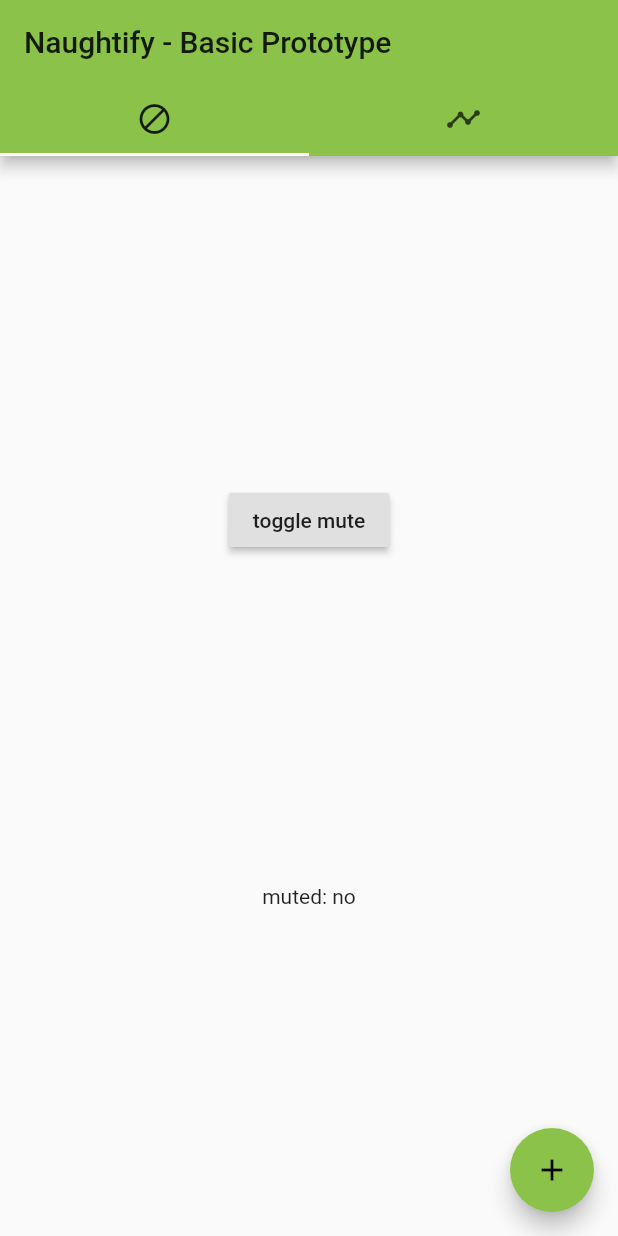
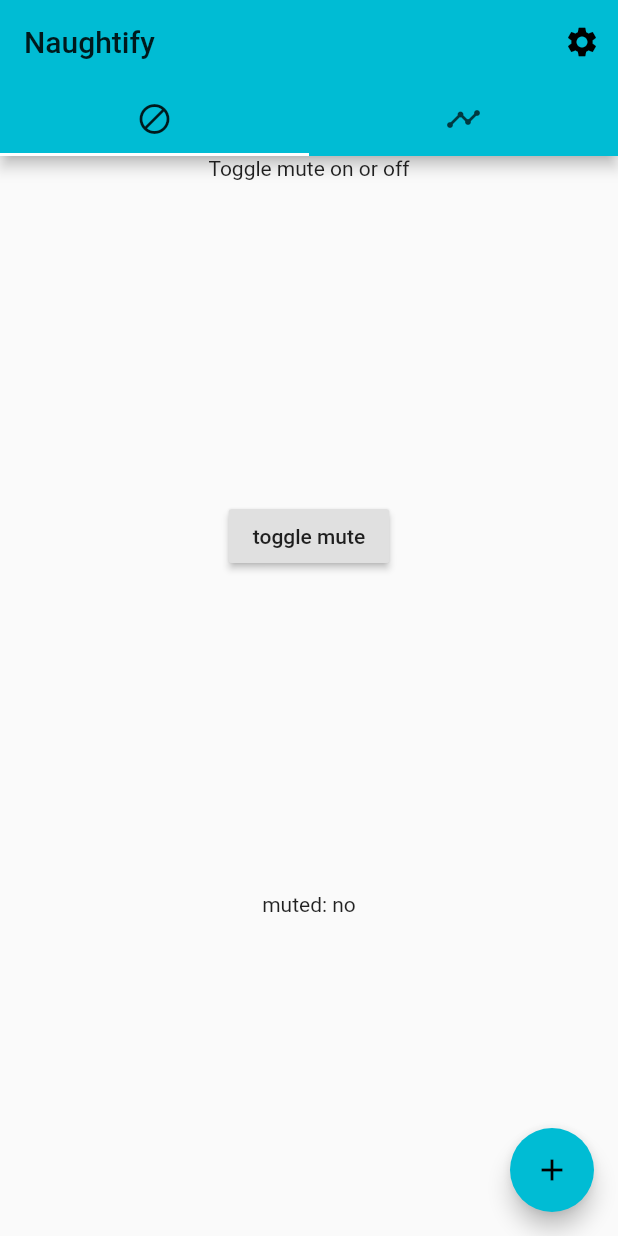
Before and after one commit to rlnsy/naughtify, a Flutter app: the screen it shows after launch, on a phone screen of 412 x 824 dp. Run offline on Flutter 3.47's test engine with Material 2 defaults, Android fonts, the phone set to English and light mode, and no system bars; missing offline and left inert: local_notifications.

Commit message:
added a settings screen and some ui tweaks

```diff
--- a/lib/main.dart
+++ b/lib/main.dart
@@ -6,10 +6,8 @@ import 'notification_management.dart';
 void main() => runApp(new App());
 
 class App extends StatelessWidget {
-
   @override
   Widget build(BuildContext context) {
-
     NotificationStorage storage = new NotificationStorage();
     PlatformMethods pMethods = new PlatformMethods();
     NotificationManager manager = new NotificationManager(pMethods, storage);
@@ -17,28 +15,26 @@ class App extends StatelessWidget {
     return new MaterialApp(
       title: 'Naughtify',
       theme: new ThemeData(
-        primarySwatch: Colors.lightGreen,
+        primarySwatch: Colors.cyan,
       ),
-      home: new HomePage(
-          storage: storage, pMethods: pMethods, manager: manager),
+      home:
+          new HomePage(storage: storage, pMethods: pMethods, manager: manager),
     );
-
   }
 }
 
 class HomePage extends StatefulWidget {
-
   final NotificationStorage storage;
   final PlatformMethods pMethods;
   final NotificationManager manager;
 
-  HomePage({Key key, this.storage, this.pMethods, this.manager}) : super(key: key);
+  HomePage({Key key, this.storage, this.pMethods, this.manager})
+      : super(key: key);
 
   MainState createState() => new MainState();
 }
 
 class MainState extends State<HomePage> {
-
   bool muted = false;
 
   Text notificationHistory = new Text("");
@@ -48,7 +44,11 @@ class MainState extends State<HomePage> {
         length: 2,
         child: new Scaffold(
           appBar: new AppBar(
-              title: new Text('Naughtify - Basic Prototype'),
+              title: new Text('Naughtify'),
+              actions: <Widget>[
+                new IconButton(
+                    icon: new Icon(Icons.settings), onPressed: _pushSettings),
+              ],
               bottom: new TabBar(tabs: [
                 new Tab(icon: new Icon(Icons.do_not_disturb_alt)),
                 new Tab(icon: new Icon(Icons.timeline)),
@@ -64,14 +64,37 @@ class MainState extends State<HomePage> {
         ));
   }
 
+  void _pushSettings() {
+    Navigator.of(context).push(new MaterialPageRoute(builder: (context) {
+      return new Scaffold(
+          appBar: new AppBar(
+            title: new Text('App Settings'),
+          ),
+          body: new Column(
+            children: <Widget>[
+              new Text('click the button to erase history'),
+              new RaisedButton(
+                  onPressed: widget.manager.eraseHistory,
+                  child: new Text('erase')),
+            ],
+          ));
+    }));
+  }
+
   Widget _buildMainBody() {
     return new Center(
+        child: new Column(
+      children: <Widget>[
+        new Text('Toggle mute on or off'),
+        new Expanded(
             child: new Column(
           mainAxisAlignment: MainAxisAlignment.spaceEvenly,
           children: <Widget>[
             new RaisedButton(
                 child: new Text("toggle mute"), onPressed: _toggleMute),
             new Text("muted: ${_isMuted()}"),
+          ],
+        ))
       ],
     ));
   }
@@ -101,24 +124,30 @@ class MainState extends State<HomePage> {
   Widget _infoState = new Container();
 
   Widget _buildInfo() {
-
     // TODO: make all this better
 
-    Widget mainView = new FutureBuilder(
+    Widget mainView = new Column(
+      children: <Widget>[
+        new Text('Notification Session History'),
+        new Expanded(
+            child: new FutureBuilder(
                 future: widget.manager.decodeNewNotifications(),
                 builder: (context, snapshot) {
                   if (snapshot.hasData) {
                     _infoState = _buildList();
                   } else if (snapshot.hasError) {
-            return new Text("there was an error getting notification info");
+                    return new Text(
+                        "there was an error getting notification info");
                   }
                   return _infoState;
-        });
+                }))
+      ],
+    );
 
     if (widget.manager.notLoaded()) {
       return new FutureBuilder(
           future: widget.manager.decodeFromFile(),
-          builder: (context,snapshot) {
+          builder: (context, snapshot) {
             if (snapshot.hasData) {
               return mainView;
             } else if (snapshot.hasError) {
@@ -130,7 +159,6 @@ class MainState extends State<HomePage> {
     } else {
       return mainView;
     }
-
   }
 
   Widget _buildList() {
@@ -178,6 +206,18 @@ class MainState extends State<HomePage> {
   }
 
   Widget _buildNotificationView(NotificationEntry n) {
-    return new Text('${Utilities.convertTime(n.timeCode)} : ${n.packageName}');
+    return new GestureDetector(onTap: () {
+      Navigator.of(context).push(new MaterialPageRoute(builder: (context) {
+        return _buildDetailedNotificationView(n);
+      }));
+    },
+    child: new Text('${Utilities.convertTime(n.timeCode)} : ${n.packageName}'),
+    );
   }
+
+  Widget _buildDetailedNotificationView(NotificationEntry n) {
+    return new Scaffold(appBar: new AppBar(title: new Text('Notification Details'),),
+    body: new Text('details go here'),);
   }
+
+}
--- a/lib/notification_management.dart
+++ b/lib/notification_management.dart
@@ -65,6 +65,12 @@ class NotificationManager {
         return true;
     }
     return false;
+  }
+
+  // TODO: figure out why it doesn't work for new sessions
+  void eraseHistory() {
+    _sessions.clear();
+    storage.writeInfo('[]');
   }
 
   //TODO: test for jank and maybe move to separate isolate
@@ -150,13 +156,15 @@ class NotificationEntry {
 
   String packageName;
   int timeCode;
+  String rawInfo;
 
   NotificationEntry(this.packageName, this.timeCode);
 
   // using automatic decoding to model
   NotificationEntry.fromJSON(Map<String, dynamic> jsonObject)
     : packageName = jsonObject['packagename'],
-      timeCode = jsonObject['timecode'];
+      timeCode = jsonObject['timecode'],
+      rawInfo = jsonObject['rawinfo'];
 
 
   // equality used to remove duplicate notifications (currently buggy)
@@ -276,6 +284,6 @@ class JSONEncoder {
   }
 
   String _encodeNotification(NotificationEntry n) {
-    return '{"timecode": ${n.timeCode},"packagename": "${n.packageName}"}';
+    return '{"timecode": ${n.timeCode},"packagename": "${n.packageName}","rawinfo": "${n.rawInfo}"}';
   }
 }
--- a/pubspec.yaml
+++ b/pubspec.yaml
@@ -34,7 +34,7 @@ flutter:
   uses-material-design: true
 
   # To add assets to your application, add an assets section, like this:
-  # assets:
+  #assets:
   #  - images/a_dot_burr.jpeg
   #  - images/a_dot_ham.jpeg
 
```
Also changed, not shown: 1 other file. Lines whose indentation alone changed are shown as unchanged.
